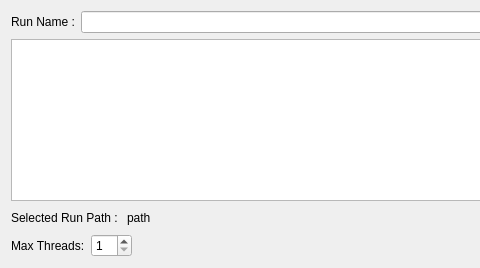
Before: the Qt Designer form ui/ui_run.ui in Artelia/Mascaret, drawn with Qt 5; both pictures show x 0 to 480 and y 0 to 268 of the 826 by 268 pixel window.
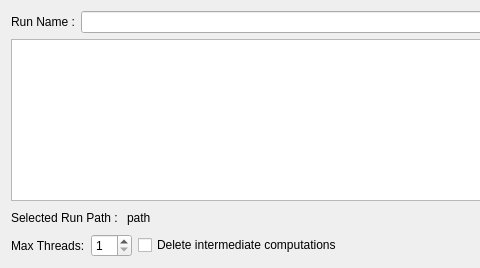
After: the same form once the commit is applied.

Commit message: add icone, add parameter delete inter run

Diff of the .ui file:
```diff
--- a/ui/ui_run.ui
+++ b/ui/ui_run.ui
@@ -51,6 +51,16 @@
        </property>
       </widget>
      </item>
+     <item>
+      <widget class="QCheckBox" name="del_cpt_assim">
+       <property name="text">
+        <string>Delete intermediate computations</string>
+       </property>
+       <property name="checked">
+        <bool>false</bool>
+       </property>
+      </widget>
+     </item>
      <item>
       <spacer name="horizontalSpacer">
        <property name="orientation">
```
The commit also changes 10 other files.
